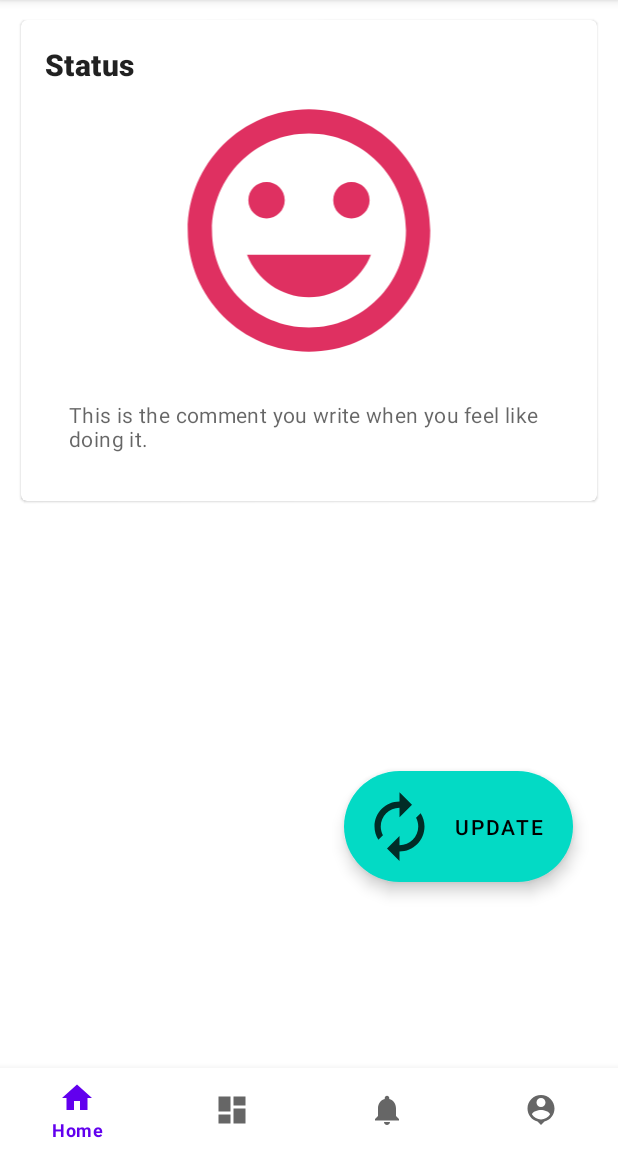
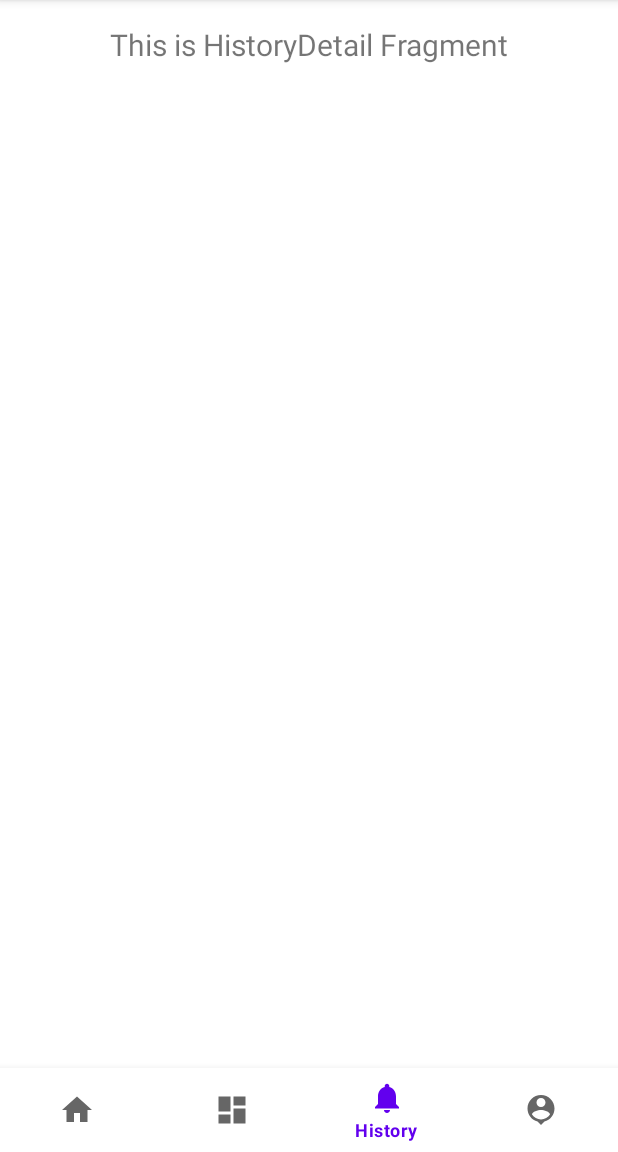
Before and after one commit to watarutower/LifelogApp, an Android app: the screen it shows after launch (MainActivity), item 3 of the bottom bar chosen, on a phone screen of 412 x 824 dp, the part 84-1236 px from its top. Run offline under Robolectric (Android 15) with nearby library versions, the phone set to English and light mode, and no system bars; our stand-ins replace Room's generated code, data binding, navigation-ui.

Commit message:
succeeded on gradle setting and implementation of bottom navigation.

```diff
--- a/app/src/main/java/com/example/lifelogapp/MainActivity.kt
+++ b/app/src/main/java/com/example/lifelogapp/MainActivity.kt
@@ -5,11 +5,13 @@ import android.net.Uri
 import android.os.Bundle
 import android.util.Log
 import android.view.LayoutInflater
+import android.view.MenuItem
 import android.view.View
 import androidx.appcompat.app.AlertDialog
 import com.google.android.material.bottomnavigation.BottomNavigationView
 import androidx.appcompat.app.AppCompatActivity
 import androidx.navigation.findNavController
+import androidx.navigation.fragment.findNavController
 import androidx.navigation.ui.AppBarConfiguration
 import androidx.navigation.ui.setupActionBarWithNavController
 import androidx.navigation.ui.setupWithNavController
@@ -30,55 +32,39 @@ import com.google.android.material.snackbar.Snackbar
 class MainActivity : AppCompatActivity() {
 //    lateinit var binding: ActivityMainBinding
 
-
     override fun onCreate(savedInstanceState: Bundle?) {
         super.onCreate(savedInstanceState)
         setContentView(R.layout.activity_main)
         supportActionBar?.hide()
-        val navView: BottomNavigationView = findViewById(R.id.bottom_nav_view)
+        val navView: BottomNavigationView = findViewById(R.id.navigation)
+        val navController = findNavController(R.id.nav_host_fragment)
 
-        val navController = findNavController(R.id.nav_host_fragment)
-        // Passing each menu ID as a set of Ids because each
-        // menu should be considered as top level destinations.
-//        val appBarConfiguration = AppBarConfiguration(setOf(
-//            R.id.navigation_home, R.id.navigation_activitylog, R.id.navigation_history, R.id.navigation_mypage))
-//        setupActionBarWithNavController(navController, appBarConfiguration)
-//        navView.setupWithNavController(navController)
+        val mOnNavigationItemSelectedListener = BottomNavigationView.OnNavigationItemSelectedListener { item ->
+            when (item.itemId) {
+                R.id.navigation_home  -> {
+                    navController.navigate(R.id.fragment_home)
+                    return@OnNavigationItemSelectedListener true
+                }
+                R.id.navigation_activitylog  -> {
 
-//        val activityLogFragment = ActivityLogFragment()
-//        val historyFragment = HistoryFragment()
-//        val myPageFragment = MyPageFragment()
+                    navController.navigate(R.id.fragent_activitylog)
+                    return@OnNavigationItemSelectedListener true
+                }
+                R.id.navigation_history_detail -> {
+                    navController.navigate(R.id.fragment_history_detail)
+                    return@OnNavigationItemSelectedListener true
+                }
+                R.id.navigation_mypage -> {
+                    navController.navigate(R.id.fragment_mypage)
+                    return@OnNavigationItemSelectedListener true
+                }
 
-//
-//       BottomNavigationView.OnNavigationItemSelectedListener {
-//            when (it.itemId) {
-//                    R.id.navigation_home -> {
-//                        setContentView(R.layout.fragment_home)
-//                        true
-//                }
-//                R.id.navigation_activitylog -> {
-//                        setContentView(R.layout.fragment_activitylog)
-//                        true
-//                    }
-//                R.id.navigation_history -> {
-//                    setContentView(R.layout.fragment_history)
-//                    true
-//                }
-//                R.id.navigation_mypage -> {
-//                    setContentView(R.layout.fragment_mypage)
-//                    true
-//                }
-//            }
-//            false
-//        }
-
-        val appBarConfiguration = AppBarConfiguration(setOf(
-                R.id.navigation_home, R.id.navigation_activitylog, R.id.navigation_history, R.id.navigation_mypage))
-        setupActionBarWithNavController(navController, appBarConfiguration)
-        navView.setupWithNavController(navController)
+            }
+            false
+        }
+        navView.setOnNavigationItemSelectedListener(mOnNavigationItemSelectedListener)
+    }
 
 
 
-
-    }
 }
--- a/app/src/main/java/com/example/lifelogapp/ui/home/HomeFragment.kt
+++ b/app/src/main/java/com/example/lifelogapp/ui/home/HomeFragment.kt
@@ -28,7 +28,6 @@ class HomeFragment : Fragment() {
             inflater, R.layout.fragment_home, container, false)
 
         val application = requireNotNull(this.activity).application
-        val
 
         homeViewModel = ViewModelProvider(this).get(HomeViewModel::class.java)
 
--- a/app/src/main/java/com/example/lifelogapp/ui/update/UpdateFragment.kt
+++ b/app/src/main/java/com/example/lifelogapp/ui/update/UpdateFragment.kt
@@ -28,9 +28,6 @@ class UpdateFragment : Fragment() {
             navigate?.let{
             val navController = findNavController()
                 navController.navigate(R.id.action_fragment_update_to_fragment_home)
-                // Reset state to make sure we only navigate once, even if the device
-                // has a configuration c
-                // hange.
                 updateViewModel.doneNavigating()
             }
         })
--- a/app/src/main/res/layout/activity_main.xml
+++ b/app/src/main/res/layout/activity_main.xml
@@ -33,17 +33,7 @@
         android:layout_width="match_parent"
         android:layout_height="match_parent">
 
-        <com.google.android.material.bottomnavigation.BottomNavigationView
-            android:id="@+id/bottom_nav_view"
-            android:layout_width="0dp"
-            android:layout_height="wrap_content"
-            android:layout_marginStart="0dp"
-            android:layout_marginEnd="0dp"
-            android:background="?android:attr/windowBackground"
-            app:layout_constraintBottom_toBottomOf="parent"
-            app:layout_constraintLeft_toLeftOf="parent"
-            app:layout_constraintRight_toRightOf="parent"
-            app:menu="@menu/bottom_nav_menu" />
+
 
         <fragment
             android:id="@+id/nav_host_fragment"
@@ -57,5 +47,16 @@
             app:layout_constraintTop_toTopOf="parent"
             app:navGraph="@navigation/mobile_navigation" />
 
+        <com.google.android.material.bottomnavigation.BottomNavigationView
+            android:id="@+id/navigation"
+            android:layout_width="0dp"
+            android:layout_height="wrap_content"
+            android:background="?android:attr/windowBackground"
+            app:layout_constraintBottom_toBottomOf="parent"
+            app:layout_constraintLeft_toLeftOf="parent"
+            app:layout_constraintRight_toRightOf="parent"
+            app:menu="@menu/navigation"
+            app:layout_constraintHorizontal_bias="0.0" />
+
     </androidx.constraintlayout.widget.ConstraintLayout>
 </androidx.coordinatorlayout.widget.CoordinatorLayout>
--- a/app/src/main/res/layout/fragment_history_detail.xml
+++ b/app/src/main/res/layout/fragment_history_detail.xml
@@ -12,32 +12,34 @@
 
     <androidx.constraintlayout.widget.ConstraintLayout
         android:layout_width="match_parent"
-        android:layout_height="472dp"
+        android:layout_height="412dp"
         tools:context=".historydetail.HistoryDetailFragment">
 
         <TextView
-            android:id="@+id/text_mypage"
+            android:id="@+id/text_history_detail"
             android:layout_width="match_parent"
             android:layout_height="wrap_content"
             android:layout_marginStart="8dp"
-            android:layout_marginTop="8dp"
+            android:layout_marginTop="72dp"
             android:layout_marginEnd="8dp"
             android:text="This is HistoryDetail Fragment"
             android:textAlignment="center"
             android:textSize="20sp"
             app:layout_constraintEnd_toEndOf="parent"
+            app:layout_constraintHorizontal_bias="1.0"
             app:layout_constraintStart_toStartOf="parent"
             app:layout_constraintTop_toTopOf="parent" />
 
         <androidx.recyclerview.widget.RecyclerView
             android:id="@+id/day_status_list"
-            android:layout_width="0dp"
-            android:layout_height="0dp"
+            android:layout_width="wrap_content"
+            android:layout_height="wrap_content"
 
             app:layoutManager="androidx.recyclerview.widget.LinearLayoutManager"
             app:layout_constraintBottom_toBottomOf="parent"
             app:layout_constraintEnd_toEndOf="parent"
-            app:layout_constraintStart_toStartOf="parent" />
+            app:layout_constraintStart_toStartOf="parent"
+            app:layout_constraintTop_toBottomOf="@+id/text_history_detail" />
 
 
     </androidx.constraintlayout.widget.ConstraintLayout>
--- a/app/src/main/res/menu/bottom_nav_menu.xml
+++ b/app/src/main/res/menu/navigation.xml
@@ -12,7 +12,7 @@
         android:title="@string/title_activitylog" />
 
     <item
-        android:id="@+id/navigation_history"
+        android:id="@+id/navigation_history_detail"
         android:icon="@drawable/ic_notifications_black_24dp"
         android:title="@string/title_history" />
 
--- a/app/src/main/res/navigation/mobile_navigation.xml
+++ b/app/src/main/res/navigation/mobile_navigation.xml
@@ -12,13 +12,16 @@
         <action
             android:id="@+id/action_fragment_home_to_fragment_update"
             app:destination="@id/fragment_update"
-           />
+            />
         <action
-            android:id="@+id/action_fragment_home_to_fragent_activitylog"
+            android:id="@+id/action_fragment_home_to_fragment_activitylog"
             app:destination="@id/fragent_activitylog" />
         <action
-            android:id="@+id/action_fragment_home_to_fragment_history"
-            app:destination="@id/fragment_history" />
+            android:id="@+id/action_fragment_home_to_fragment_history_detail"
+            app:destination="@id/fragment_history_detail" />
+        <action
+            android:id="@+id/action_fragment_home_to_fragment_mypage"
+            app:destination="@id/fragment_mypage" />
     </fragment>
 
     <fragment
@@ -27,18 +30,16 @@
         tools:layout="@layout/fragment_activitylog" />
 
     <fragment
-        android:id="@+id/fragment_history"
-        android:name="com.example.lifelogapp.ui.history.HistoryFragment"
-        tools:layout="@layout/fragment_history" />
+        android:id="@+id/fragment_history_detail"
+        android:name="com.example.lifelogapp.ui.historydetail.HistoryDetailFragment"
+        tools:layout="@layout/fragment_history_detail"
+
+        />
 
     <fragment
         android:id="@+id/fragment_mypage"
         android:name="com.example.lifelogapp.ui.mypage.MyPageFragment"
-        tools:layout="@layout/fragment_mypage" >
-        <action
-            android:id="@+id/action_fragment_mypage_to_fragment_home"
-            app:destination="@id/fragment_home" />
-    </fragment>
+        tools:layout="@layout/fragment_mypage" />
 
     <fragment
         android:id="@+id/fragment_update"
--- a/build.gradle
+++ b/build.gradle
@@ -19,7 +19,7 @@
 buildscript {
 
     ext {
-        kotlin_version = '1.3.21'
+        kotlin_version = "1.3.72"
         archLifecycleVersion = '1.1.1'
         room_version = '2.2.5'
         coroutine_version = '1.3.7'
```
